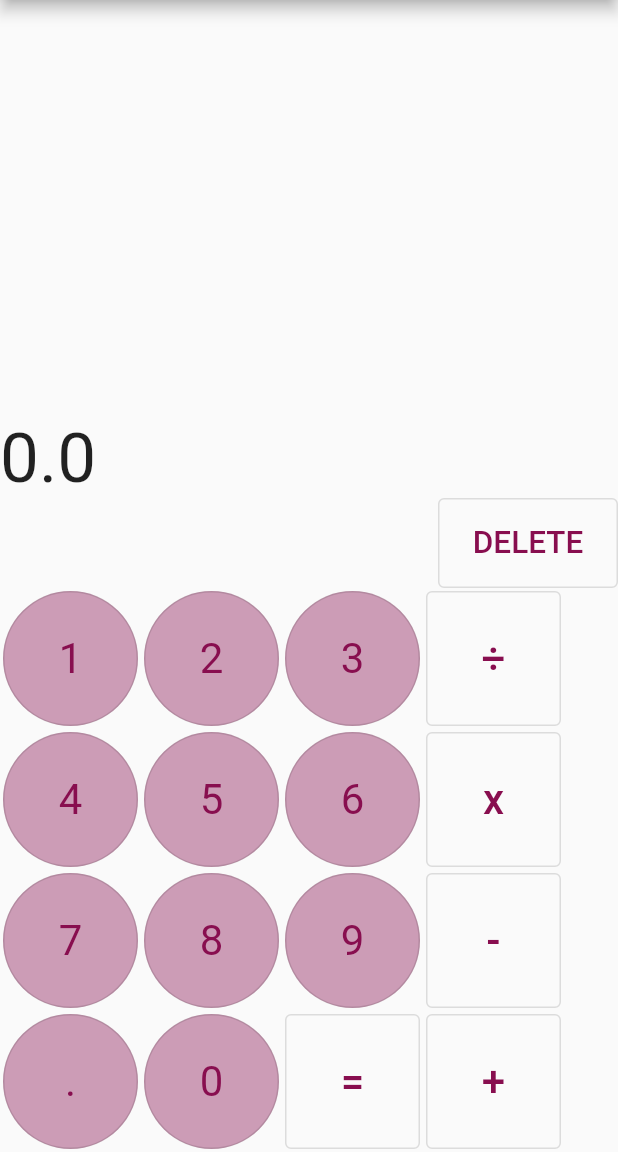
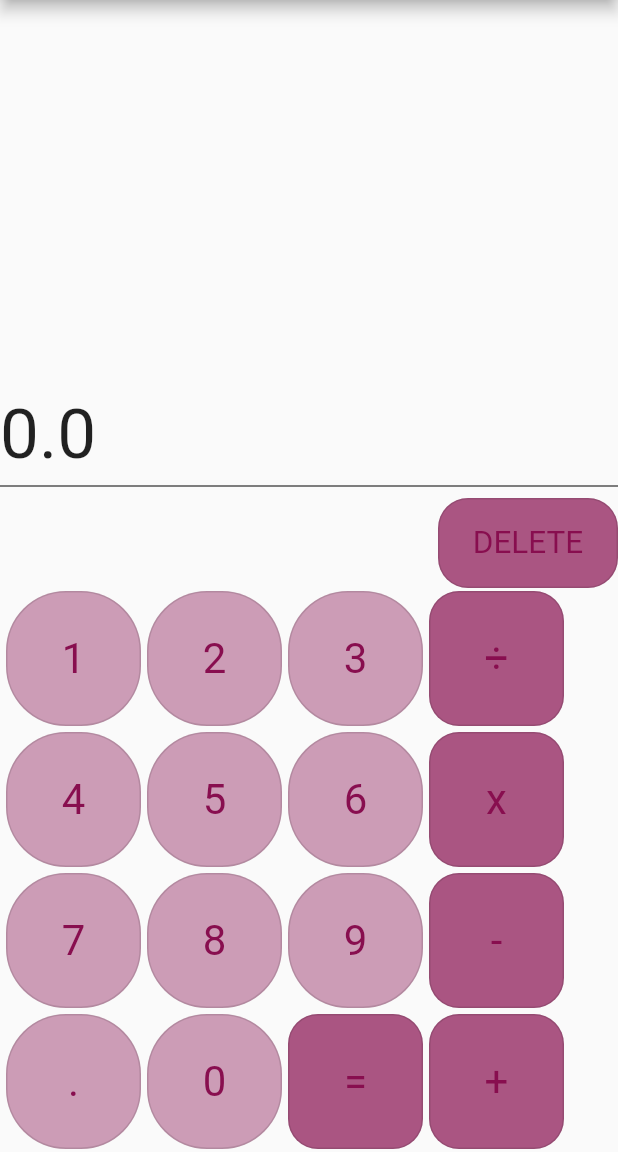
Before and after one commit to Domininiuk/Calculator, a Flutter app: the screen it shows after launch, on a phone screen of 412 x 824 dp, the part 84-1236 px from its top. Run offline on Flutter 3.47's test engine with Material 2 defaults, Android fonts, the phone set to English and light mode, and no system bars; Roboto replaces fonts that are missing (Corben).

Commit message:
minor stuff

```diff
--- a/lib/common/theme.dart
+++ b/lib/common/theme.dart
@@ -1,7 +1,7 @@
 import 'package:flutter/material.dart';
 
 
-Map<int, Color> color ={50:Color.fromRGBO(136,14,79, .1),100:Color.fromRGBO(136,14,79, .2),200:Color.fromRGBO(136,14,79, .3),300:Color.fromRGBO(136,14,79, .4),400:Color.fromRGBO(136,14,79, .5),500:Color.fromRGBO(136,14,79, .6),600:Color.fromRGBO(136,14,79, .7),700:Color.fromRGBO(136,14,79, .8),800:Color.fromRGBO(136,14,79, .9),900:Color.fromRGBO(136,14,79, 1),};
+Map<int, Color> color ={50:const Color.fromRGBO(136,14,79, .1),100:const Color.fromRGBO(136,14,79, .2),200:const Color.fromRGBO(136,14,79, .3),300:const Color.fromRGBO(136,14,79, .4),400:const Color.fromRGBO(136,14,79, .5),500:const Color.fromRGBO(136,14,79, .6),600:const Color.fromRGBO(136,14,79, .7),700:const Color.fromRGBO(136,14,79, .8),800:const Color.fromRGBO(136,14,79, .9),900:const Color.fromRGBO(136,14,79, 1),};
 MaterialColor colorCustom = MaterialColor(0xFF880E4F, color);
 final appTheme = ThemeData(
     primarySwatch: colorCustom,
@@ -14,9 +14,27 @@ final appTheme = ThemeData(
 
 
 final operandButtonTheme = OutlinedButton.styleFrom( shape: RoundedRectangleBorder(
-  borderRadius: BorderRadius.circular(50)
+  borderRadius: BorderRadius.circular(40)
+
 ),
-    textStyle: TextStyle(
+    textStyle: const TextStyle(
       color: Colors.grey
     ),
     backgroundColor: color[300]);
+final operatorButtonTheme = OutlinedButton.styleFrom( shape: RoundedRectangleBorder(
+    borderRadius: BorderRadius.circular(20)
+
+),
+    textStyle: const TextStyle(
+        color: Colors.grey
+    ),
+    backgroundColor: color[600]);
+
+final deleteButtonTheme = OutlinedButton.styleFrom( shape: RoundedRectangleBorder(
+    borderRadius: BorderRadius.circular(20)
+
+),
+    textStyle: const TextStyle(
+        color: Colors.grey
+    ),
+    backgroundColor: color[600]);
--- a/lib/models/calculations.dart
+++ b/lib/models/calculations.dart
@@ -27,6 +27,12 @@ class CalculationsModel extends ChangeNotifier {
 
   void addOperand(String operand) {
     isSameNumber = true;
+    if(isFinished)
+      {
+        result = 0.0;
+        isFinished = false;
+        notifyListeners();
+      }
     if (_isOperandADot(operand) && !_isPreviousActionADigit()) {
     } else {
       if (_isOperandADot(operand) && currentNum.contains(".")) {
@@ -94,16 +100,17 @@ class CalculationsModel extends ChangeNotifier {
     isSameNumber = false;
     formerResult = 0.0;
 
-    if (isFinished) {
-      isFinished = false;
-      _resetTexts();
+    if (operator == "=") {
+      _clearCalculator();
+      isFinished = true;
+      notifyListeners();
     }
     if (!_wasPreviousActionAnOperator() &&
         (actions.isNotEmpty || currentNum.isNotEmpty)) {
       if (operator == "=") {
-        _updateTexts();
         _clearCalculator();
         isFinished = true;
+        notifyListeners();
       } else {
         _updatePreviousNumber();
         _clearCurrentNumber();
@@ -116,7 +123,6 @@ class CalculationsModel extends ChangeNotifier {
   }
 
   void _resetTexts() {
-    _resetResultText();
     _resetActionsText();
     notifyListeners();
   }
@@ -146,6 +152,7 @@ class CalculationsModel extends ChangeNotifier {
 
   void _clearActions() {
     actions.clear();
+    actionsString = "";
   }
 
   bool _wasPreviousActionAnOperator() {
--- a/lib/models/operator.dart
+++ b/lib/models/operator.dart
@@ -1,5 +1,11 @@
 
 class OperatorModel
 {
+  OperatorModel(String operator)
+  {
+    value = operator;
+  }
+  String value = "";
+
 
 }
--- a/lib/screens/calculator.dart
+++ b/lib/screens/calculator.dart
@@ -1,8 +1,7 @@
-import 'package:calculator/main.dart';
 import 'package:calculator/models/calculations.dart';
 import 'package:flutter/material.dart';
+import 'package:flutter/rendering.dart';
 import 'package:provider/provider.dart';
-import 'package:provider/src/provider.dart';
 
 import '../common/theme.dart';
 
@@ -24,27 +23,32 @@ class Calculator extends StatelessWidget {
 class _Calculator extends StatelessWidget {
   @override
   Widget build(BuildContext context) {
-    return Container(
-      child:
-          Column(mainAxisAlignment: MainAxisAlignment.end, children: <Widget>[
+    return Column(mainAxisAlignment: MainAxisAlignment.end, children: <Widget>[
         Row(
     children: [
       Consumer<CalculationsModel>(
           builder: (context, calculations, child) {
         return Expanded(
           child: Visibility(
-                  visible: !context.read<CalculationsModel>().isFinished,
+            visible: true,
             child: Text(
               context.read<CalculationsModel>().result.toString(),
               textScaleFactor: 3.3,
-                    style: TextStyle(),
+              style: const TextStyle(),
             ),
           ),
         );
       })
     ],
         ),
-        Row(
+        const Visibility(
+      visible: true,
+      child: Divider(
+        color: Colors.black,
+      )),
+        Padding(
+          padding: const EdgeInsets.only( left: 2.0),
+          child: Row(
     children: [
       Consumer<CalculationsModel>(
             builder: (context, calculations, child) {
@@ -61,6 +65,7 @@ class _Calculator extends StatelessWidget {
           height: 60.0,
           width: 120.0,
           child: OutlinedButton(
+            style: deleteButtonTheme,
             child: const Text(
               'DELETE',
               textScaleFactor: 1.5,
@@ -72,7 +77,10 @@ class _Calculator extends StatelessWidget {
       ),
     ],
           ),
-        Row(
+        ),
+        Padding(
+          padding: const EdgeInsets.only( left: 2.0),
+          child: Row(
     children: <Widget>[
       Padding(
           padding: const EdgeInsets.all(2.0),
@@ -81,7 +89,7 @@ class _Calculator extends StatelessWidget {
             width: 90.0,
             child: OutlinedButton(
                 style: operandButtonTheme,
-                    child: Text(
+                child: const Text(
                   '1',
                   textScaleFactor: 2.0,
                 ),
@@ -97,7 +105,7 @@ class _Calculator extends StatelessWidget {
             width: 90.0,
             child: OutlinedButton(
               style: operandButtonTheme,
-                  child: Text(
+              child: const Text(
                 '2',
                 textScaleFactor: 2.0,
               ),
@@ -114,7 +122,7 @@ class _Calculator extends StatelessWidget {
             width: 90.0,
             child: OutlinedButton(
               style: operandButtonTheme,
-                  child: Text(
+              child: const Text(
                 '3',
                 textScaleFactor: 2.0,
               ),
@@ -130,7 +138,8 @@ class _Calculator extends StatelessWidget {
             height: 90.0,
             width: 90.0,
             child: OutlinedButton(
-                  child: Text(
+              style: operatorButtonTheme,
+              child: const Text(
                 '÷',
                 textScaleFactor: 2.0,
               ),
@@ -142,7 +151,10 @@ class _Calculator extends StatelessWidget {
       ),
     ],
           ),
-        Row(
+        ),
+        Padding(
+          padding: const EdgeInsets.only( left: 2.0),
+          child: Row(
     children: <Widget>[
       Padding(
           padding: const EdgeInsets.all(2.0),
@@ -151,7 +163,7 @@ class _Calculator extends StatelessWidget {
             width: 90.0,
             child: OutlinedButton(
               style: operandButtonTheme,
-                  child: Text(
+              child: const Text(
                 '4',
                 textScaleFactor: 2.0,
               ),
@@ -168,7 +180,7 @@ class _Calculator extends StatelessWidget {
             width: 90.0,
             child: OutlinedButton(
               style: operandButtonTheme,
-                  child: Text(
+              child: const Text(
                 '5',
                 textScaleFactor: 2.0,
               ),
@@ -185,7 +197,7 @@ class _Calculator extends StatelessWidget {
             width: 90.0,
             child: OutlinedButton(
               style: operandButtonTheme,
-                  child: Text(
+              child: const Text(
                 '6',
                 textScaleFactor: 2.0,
               ),
@@ -201,7 +213,8 @@ class _Calculator extends StatelessWidget {
             height: 90.0,
             width: 90.0,
             child: OutlinedButton(
-                  child: Text(
+              style: operatorButtonTheme,
+              child: const Text(
                 'x',
                 textScaleFactor: 2.0,
               ),
@@ -213,7 +226,10 @@ class _Calculator extends StatelessWidget {
       ),
     ],
           ),
-        Row(
+        ),
+        Padding(
+          padding: const EdgeInsets.only( left: 2.0),
+          child: Row(
     children: <Widget>[
       Padding(
           padding: const EdgeInsets.all(2.0),
@@ -222,7 +238,7 @@ class _Calculator extends StatelessWidget {
             width: 90.0,
             child: OutlinedButton(
               style: operandButtonTheme,
-                  child: Text(
+              child: const Text(
                 '7',
                 textScaleFactor: 2.0,
               ),
@@ -239,7 +255,7 @@ class _Calculator extends StatelessWidget {
             width: 90.0,
             child: OutlinedButton(
               style: operandButtonTheme,
-                  child: Text(
+              child: const Text(
                 '8',
                 textScaleFactor: 2.0,
               ),
@@ -256,7 +272,7 @@ class _Calculator extends StatelessWidget {
             width: 90.0,
             child: OutlinedButton(
               style: operandButtonTheme,
-                  child: Text(
+              child: const Text(
                 '9',
                 textScaleFactor: 2.0,
               ),
@@ -272,7 +288,8 @@ class _Calculator extends StatelessWidget {
             height: 90.0,
             width: 90.0,
             child: OutlinedButton(
-                  child: Text(
+              style: operatorButtonTheme,
+              child: const Text(
                 '-',
                 textScaleFactor: 2.0,
               ),
@@ -284,7 +301,10 @@ class _Calculator extends StatelessWidget {
       ),
     ],
           ),
-        Row(
+        ),
+        Padding(
+          padding: const EdgeInsets.only( left: 2.0),
+          child: Row(
     children: <Widget>[
       Padding(
           padding: const EdgeInsets.all(2.0),
@@ -293,7 +313,7 @@ class _Calculator extends StatelessWidget {
             width: 90.0,
             child: OutlinedButton(
               style: operandButtonTheme,
-                  child: Text(
+              child: const Text(
                 '.',
                 textScaleFactor: 2.0,
               ),
@@ -310,7 +330,7 @@ class _Calculator extends StatelessWidget {
             width: 90.0,
             child: OutlinedButton(
               style: operandButtonTheme,
-                  child: Text(
+              child: const Text(
                 '0',
                 textScaleFactor: 2.0,
               ),
@@ -326,6 +346,7 @@ class _Calculator extends StatelessWidget {
             height: 90.0,
             width: 90.0,
             child: OutlinedButton(
+              style: operatorButtonTheme,
               child: const Text(
                 '=',
                 textScaleFactor: 2.0,
@@ -342,7 +363,8 @@ class _Calculator extends StatelessWidget {
             height: 90.0,
             width: 90.0,
             child: OutlinedButton(
-                  child: Text(
+              style: operatorButtonTheme,
+              child: const Text(
                 '+',
                 textScaleFactor: 2.0,
               ),
@@ -354,8 +376,8 @@ class _Calculator extends StatelessWidget {
       ),
     ],
           ),
-      ]),
-    );
+        ),
+      ]);
   }
 
   void onOperandPressed(BuildContext context, String digit) {
```
Lines whose indentation alone changed are shown as unchanged.
